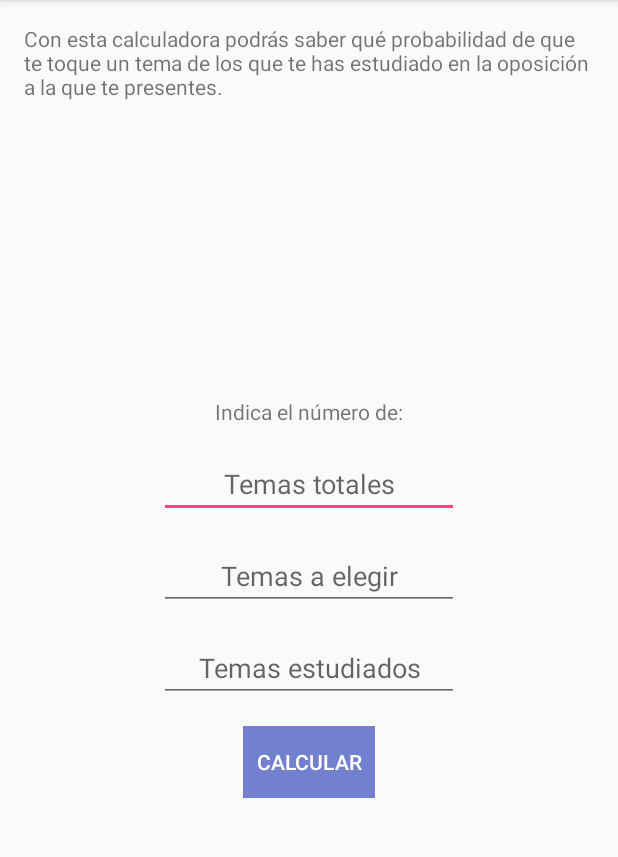
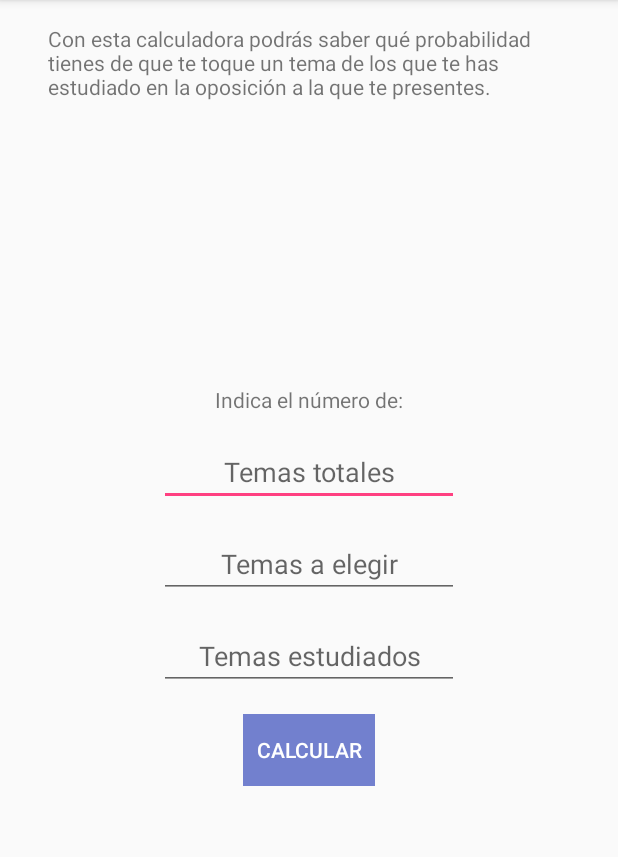
Before and after one commit to gensin/Calculadora_oposiciones, an Android app: the screen it shows after launch (DataActivity), on a phone screen of 412 x 824 dp, the part 84-941 px from its top. Run offline under Robolectric (Android 15) with nearby library versions, the phone set to English and light mode, and no system bars.

```diff
--- a/app/build.gradle
+++ b/app/build.gradle
@@ -34,4 +34,5 @@ dependencies {
     implementation "org.jetbrains.kotlin:kotlin-stdlib-jdk7:$kotlin_version"
     implementation "org.jetbrains.kotlinx:kotlinx-coroutines-core:0.21"
     implementation "org.jetbrains.anko:anko-commons:0.10.4"
+    implementation 'com.android.support.constraint:constraint-layout:1.1.2'
 }
--- a/app/src/main/res/layout/activity_datos.xml
+++ b/app/src/main/res/layout/activity_datos.xml
@@ -1,5 +1,6 @@
 <?xml version="1.0" encoding="utf-8"?>
-<RelativeLayout xmlns:android="http://schemas.android.com/apk/res/android"
+<android.support.constraint.ConstraintLayout xmlns:android="http://schemas.android.com/apk/res/android"
+                                             xmlns:app="http://schemas.android.com/apk/res-auto"
                                              xmlns:tools="http://schemas.android.com/tools"
                                              android:layout_width="match_parent"
                                              android:layout_height="match_parent"
@@ -7,65 +8,79 @@
                                              android:paddingLeft="@dimen/activity_horizontal_margin"
                                              android:paddingRight="@dimen/activity_horizontal_margin"
                                              android:paddingTop="@dimen/activity_vertical_margin"
-    tools:context=".features.enterData.DataActivity">
+                                             tools:context=".features.enterData.DataActivity"
+                                             android:id="@+id/relativeLayout">
 
     <TextView
-        android:layout_width="wrap_content"
+        android:layout_width="0dp"
         android:layout_height="wrap_content"
-        android:text="@string/description" />
+        android:layout_marginEnd="16dp"
+        android:layout_marginStart="16dp"
+        android:text="@string/description"
+        app:layout_constraintEnd_toEndOf="parent"
+        app:layout_constraintStart_toStartOf="parent"
+        app:layout_constraintTop_toTopOf="parent"/>
 
     <TextView
         android:layout_width="wrap_content"
         android:layout_height="wrap_content"
         android:layout_marginBottom="@dimen/activity_vertical_margin"
         android:text="@string/explanation"
-        android:layout_above="@+id/totalTopics"
-        android:layout_centerHorizontal="true" />
+        app:layout_constraintLeft_toLeftOf="parent"
+        app:layout_constraintRight_toRightOf="parent"
+        app:layout_constraintBottom_toTopOf="@+id/totalTopics"/>
 
     <EditText
         android:id="@+id/totalTopics"
         android:layout_width="200dp"
         android:layout_height="wrap_content"
         android:layout_marginBottom="@dimen/activity_vertical_margin"
-        android:layout_above="@+id/takenTopics"
-        android:layout_centerHorizontal="true"
         android:hint="@string/total"
         android:textAlignment="center"
         android:inputType="number"
-        android:imeOptions="actionNext"/>
+        android:imeOptions="actionNext"
+        app:layout_constraintLeft_toLeftOf="parent"
+        app:layout_constraintRight_toRightOf="parent"
+        app:layout_constraintBottom_toTopOf="@+id/takenTopics"/>
 
     <EditText
         android:id="@+id/takenTopics"
         android:layout_width="200dp"
         android:layout_height="wrap_content"
         android:layout_marginBottom="@dimen/activity_vertical_margin"
-        android:layout_centerVertical="true"
-        android:layout_centerHorizontal="true"
         android:hint="@string/taken"
         android:textAlignment="center"
         android:inputType="number"
-        android:imeOptions="actionNext"/>
+        android:imeOptions="actionNext"
+        app:layout_constraintTop_toTopOf="parent"
+        app:layout_constraintBottom_toBottomOf="parent"
+        app:layout_constraintLeft_toLeftOf="parent"
+        app:layout_constraintRight_toRightOf="parent"/>
 
     <EditText
         android:id="@+id/studiedTopics"
         android:layout_width="200dp"
         android:layout_height="wrap_content"
         android:layout_marginBottom="@dimen/activity_vertical_margin"
-        android:layout_below="@+id/takenTopics"
-        android:layout_centerHorizontal="true"
         android:hint="@string/studied"
         android:textAlignment="center"
         android:inputType="number"
-        android:imeOptions="actionGo"/>
+        android:imeOptions="actionGo"
+        android:layout_marginTop="@dimen/activity_vertical_margin"
+        app:layout_constraintTop_toBottomOf="@+id/takenTopics"
+        app:layout_constraintLeft_toLeftOf="parent"
+        app:layout_constraintRight_toRightOf="parent"/>
 
     <Button
         android:id="@+id/calculate"
         android:layout_width="wrap_content"
         android:layout_height="wrap_content"
         android:text="@string/calculate"
-        android:layout_below="@+id/studiedTopics"
-        android:layout_centerHorizontal="true"
         android:background="@drawable/button_background"
-        android:textColor="@android:color/white"/>
+        android:textColor="@android:color/white"
+        android:layout_marginTop="@dimen/activity_vertical_margin"
+        app:layout_constraintTop_toBottomOf="@+id/studiedTopics"
+        app:layout_constraintLeft_toLeftOf="parent"
+        app:layout_constraintRight_toRightOf="parent"/>
 
-</RelativeLayout>
+</android.support.constraint.ConstraintLayout>
--- a/app/src/main/res/values/strings.xml
+++ b/app/src/main/res/values/strings.xml
@@ -1,6 +1,6 @@
 <resources>
     <string name="app_name">Calculadora oposiciones</string>
-    <string name="description">Con esta calculadora podrás saber qué probabilidad de que te toque un tema de los que te has estudiado en la oposición a la que te presentes.</string>
+    <string name="description">Con esta calculadora podrás saber qué probabilidad tienes de que te toque un tema de los que te has estudiado en la oposición a la que te presentes.</string>
     <string name="encourage">¡Ánimo y suerte!</string>
     <string name="total">Temas totales</string>
     <string name="taken">Temas a elegir</string>
```
Also changed, not shown: 6 other files. Lines whose indentation alone changed are shown as unchanged.
